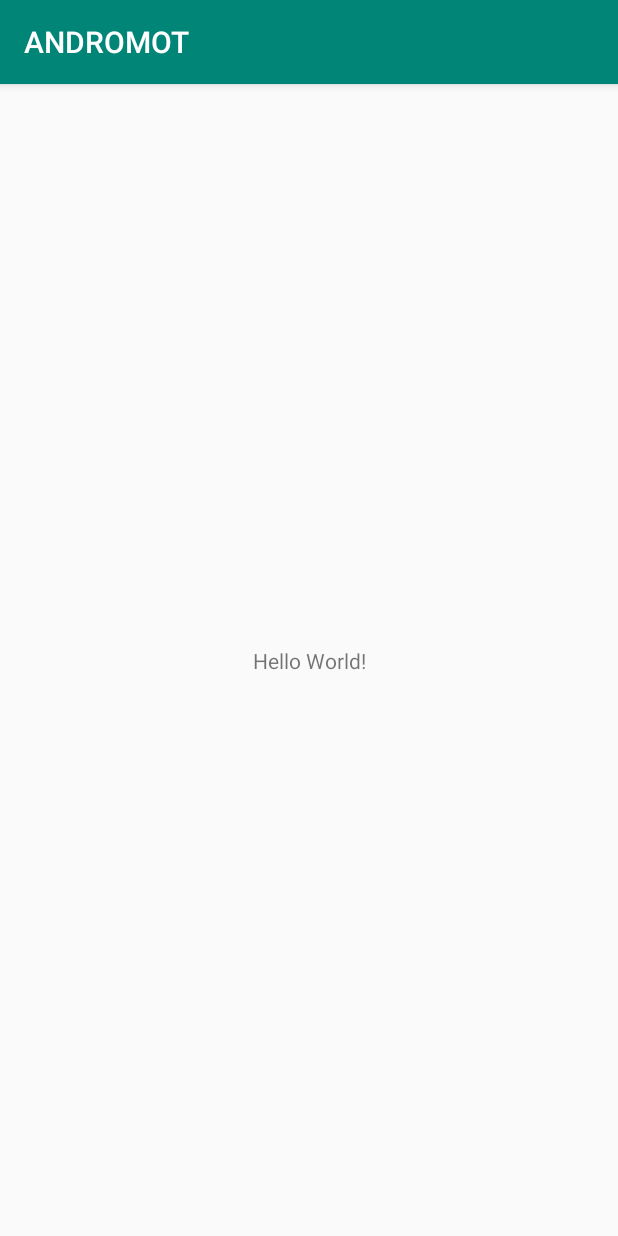
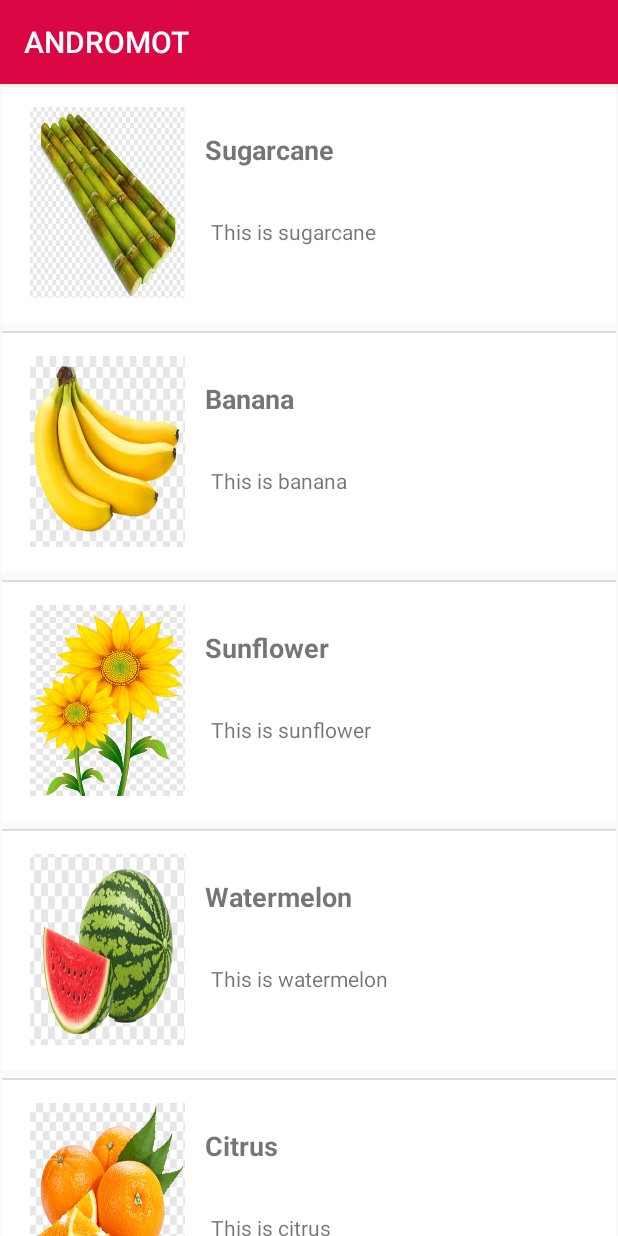
Before and after one commit to amolkumLTR/ANDROMOT, an Android app: the screen it shows after launch (MainActivity), on a phone screen of 412 x 824 dp. Run offline under Robolectric (Android 15) with nearby library versions, the phone set to English and light mode, and no system bars.

Commit message:
ListView created.

```diff
--- /dev/null
+++ b/app/src/main/java/com/ltrsoft/andromot/Custom_ListView.java
@@ -0,0 +1,62 @@
+package com.ltrsoft.andromot;
+
+import android.app.Activity;
+import android.view.LayoutInflater;
+import android.view.View;
+import android.view.ViewGroup;
+import android.widget.ArrayAdapter;
+import android.widget.ImageView;
+import android.widget.TextView;
+
+import androidx.annotation.NonNull;
+import androidx.annotation.Nullable;
+
+public class Custom_ListView extends ArrayAdapter<String> {
+
+    private String[] name;
+    private String[] desc;
+    private int[] img;
+    private Activity context;
+
+    public Custom_ListView(Activity context, String name[], String[] desc, int[] img) {
+        super(context, R.layout.listview_layout, name);
+
+        this.context = context;
+        this.name = name;
+        this.desc = desc;
+        this.img = img;
+    }
+
+    @NonNull
+    @Override
+    public View getView(int position, @Nullable View convertView, @NonNull ViewGroup parent) {
+
+        View r = convertView;
+        ViewHolder viewHolder = null;
+        if (r == null) {
+            LayoutInflater layoutInflater = context.getLayoutInflater();
+            r = layoutInflater.inflate(R.layout.listview_layout, null, true);
+            viewHolder = new ViewHolder(r);
+            r.setTag(viewHolder);
+        } else {
+            viewHolder = (ViewHolder) r.getTag();
+        }
+        viewHolder.image.setImageResource(img[position]);
+        viewHolder.text1.setText(name[position]);
+        viewHolder.text2.setText(desc[position]);
+        return r;
+    }
+
+    class ViewHolder {
+        TextView text1, text2;
+        ImageView image;
+
+        ViewHolder(View v) {
+            text1 = (TextView) v.findViewById(R.id.tvName);
+            text2 = (TextView) v.findViewById(R.id.tvDiscription);
+            image = (ImageView) v.findViewById(R.id.imageView);
+        }
+
+
+    }
+}
--- a/app/src/main/java/com/ltrsoft/andromot/MainActivity.java
+++ b/app/src/main/java/com/ltrsoft/andromot/MainActivity.java
@@ -4,14 +4,41 @@ import androidx.appcompat.app.AppCompatActivity;
 
 import android.content.Intent;
 import android.os.Bundle;
+import android.view.View;
+import android.widget.AdapterView;
+import android.widget.ListView;
 
 public class MainActivity extends AppCompatActivity {
+
+    //Listview
+
+    ListView list;
+    String name[] = {"Sugarcane","Banana","Sunflower","Watermelon","Citrus","Cotton","Groundnut",};
+    String desc[] ={"This is sugarcane","This is banana","This is sunflower","This is watermelon",
+            "This is citrus","This is cotton","This is groundnut"};
+    int img[] = {R.drawable.sugarcane, R.drawable.banana,R.drawable.sunflower,R.drawable.watermelon,R.drawable.orange,
+            R.drawable.cotton,R.drawable.groundnut};
 
     @Override
     protected void onCreate(Bundle savedInstanceState) {
         super.onCreate(savedInstanceState);
         setContentView(R.layout.activity_main);
 
+        list = (ListView)findViewById(R.id.listview);
+        Custom_ListView custom_listView = new Custom_ListView(this, name,desc,img );
+        list.setAdapter(custom_listView);
 
+        list.setOnItemClickListener(new AdapterView.OnItemClickListener() {
+            @Override
+            public void onItemClick(AdapterView<?> parent, View view, int position, long id) {
+
+                Intent intent=new Intent(MainActivity.this,ThresholdActivity.class);
+                intent.putExtra("name", name[position]);
+                intent.putExtra("desc", desc[position]);
+                intent.putExtra("image", img[position]);
+                startActivity(intent);
+
+            }
+        });
     }
 }
--- a/app/src/main/res/layout/activity_main.xml
+++ b/app/src/main/res/layout/activity_main.xml
@@ -6,13 +6,12 @@
     android:layout_height="match_parent"
     tools:context=".MainActivity">
 
-    <TextView
-        android:layout_width="wrap_content"
-        android:layout_height="wrap_content"
-        android:text="Hello World!"
+    <ListView
+        android:id="@+id/listview"
+        android:layout_width="409dp"
+        android:layout_height="0dp"
         app:layout_constraintBottom_toBottomOf="parent"
-        app:layout_constraintLeft_toLeftOf="parent"
-        app:layout_constraintRight_toRightOf="parent"
+        app:layout_constraintEnd_toEndOf="parent"
+        app:layout_constraintStart_toStartOf="parent"
         app:layout_constraintTop_toTopOf="parent" />
-
 </androidx.constraintlayout.widget.ConstraintLayout>
--- /dev/null
+++ b/app/src/main/res/layout/listview_layout.xml
@@ -0,0 +1,52 @@
+<?xml version="1.0" encoding="utf-8"?>
+<LinearLayout xmlns:android="http://schemas.android.com/apk/res/android"
+    xmlns:app="http://schemas.android.com/apk/res-auto"
+    android:layout_width="match_parent"
+    android:layout_height="match_parent"
+    android:orientation="horizontal">
+
+    <RelativeLayout
+        android:layout_width="match_parent"
+        android:layout_height="159dp"
+        android:layout_marginBottom="5dp"
+        android:background="#ffffff"
+        android:padding="15dp">
+
+        <TextView
+            android:id="@+id/tvName"
+            android:layout_width="256dp"
+            android:layout_height="51dp"
+            android:layout_alignParentTop="true"
+            android:layout_marginStart="10dp"
+            android:layout_marginLeft="10dp"
+            android:layout_marginTop="16dp"
+            android:layout_toEndOf="@+id/imageView"
+            android:layout_toRightOf="@+id/imageView"
+            android:text="TextView"
+            android:textSize="18sp"
+            android:textStyle="bold" />
+
+        <ImageView
+            android:id="@+id/imageView"
+            android:layout_width="110dp"
+            android:layout_height="127dp"
+            android:layout_weight="0.11" />
+
+        <TextView
+            android:id="@+id/tvDiscription"
+            android:layout_width="256dp"
+            android:layout_height="47dp"
+            android:layout_below="@+id/tvName"
+            android:layout_alignParentEnd="true"
+            android:layout_alignParentRight="true"
+            android:layout_marginStart="9dp"
+            android:layout_marginLeft="10dp"
+            android:layout_marginTop="6dp"
+            android:layout_marginEnd="4dp"
+            android:layout_marginRight="4dp"
+            android:paddingLeft="5dp"
+            android:text="TextView" />
+
+    </RelativeLayout>
+
+</LinearLayout>
--- a/app/src/main/res/values/colors.xml
+++ b/app/src/main/res/values/colors.xml
@@ -1,6 +1,6 @@
 <?xml version="1.0" encoding="utf-8"?>
 <resources>
-    <color name="colorPrimary">#008577</color>
-    <color name="colorPrimaryDark">#00574B</color>
+    <color name="colorPrimary">#DB0744</color>
+    <color name="colorPrimaryDark">#B41E41</color>
     <color name="colorAccent">#D81B60</color>
 </resources>
```
Also changed, not shown: app/src/main/AndroidManifest.xml (+6 -2 lines), app/src/main/java/com/ltrsoft/andromot/StatusActivity.java (added, +51 -0 lines), app/src/main/java/com/ltrsoft/andromot/ThresholdActivity.java (added, +80 -0 lines), app/src/main/java/com/ltrsoft/andromot/WebView_Activity.java (added, +65 -0 lines), app/src/main/res/layout/activity_status.xml (added, +37 -0 lines), app/src/main/res/layout/activity_threshold.xml (added, +116 -0 lines), app/src/main/res/layout/activity_web_view_.xml (added, +31 -0 lines), app/src/main/res/drawable/banana.png (added), app/src/main/res/drawable/cotton.png (added), app/src/main/res/drawable/groundnut.png (added), app/src/main/res/drawable/orange.png (added), app/src/main/res/drawable/sugarcane.png (added), app/src/main/res/drawable/sunflower.png (added), app/src/main/res/drawable/watermelon.png (added).
